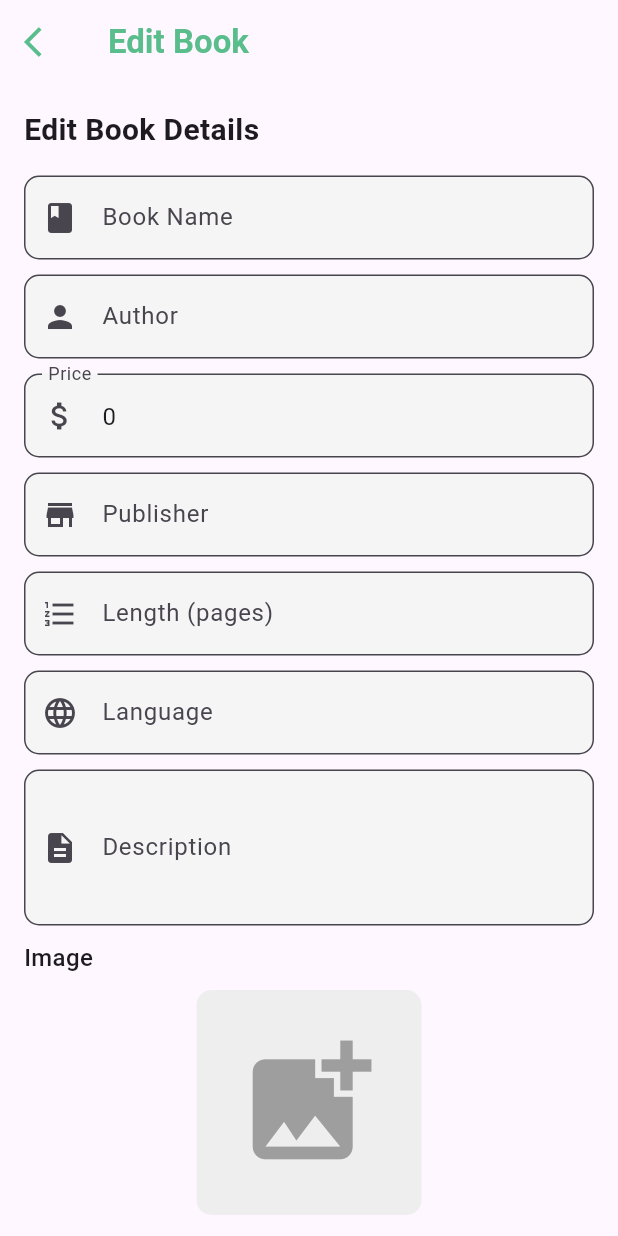
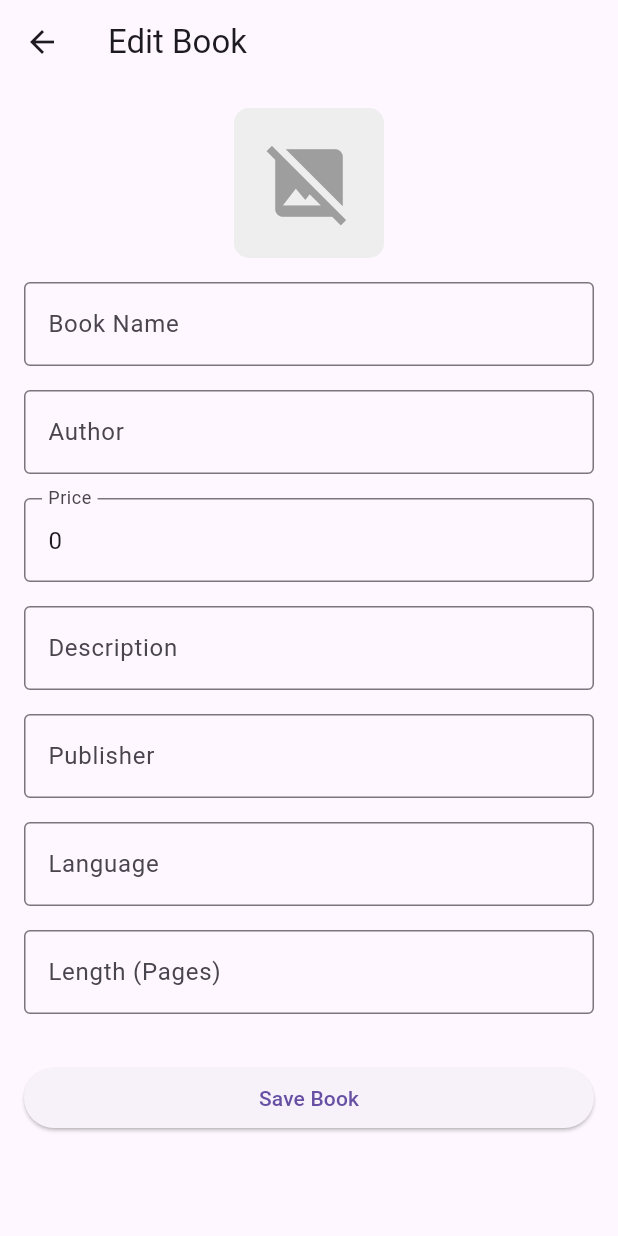
Before and after one commit to Syed-Sabeer/Book-Store-Flutter-App, a Flutter app: the EditBookPage screen opened directly with empty values, on a phone screen of 412 x 824 dp. Run offline on Flutter 3.47's test engine with Material 3 defaults, Android fonts, the phone set to English and light mode, and no system bars; our stand-ins replace cached_network_image, carousel_slider, cloud_firestore, firebase_auth, firebase_core, firebase_storage and 2 more; accounts and stored records are empty; network calls fail; Roboto replaces fonts that are missing (SF Pro Text).

Commit message:
new update

```diff
--- a/lib/admin/action/book_edit.dart
+++ b/lib/admin/action/book_edit.dart
@@ -1,12 +1,11 @@
 import 'package:flutter/material.dart';
-import 'dart:io'; // Import this to use File
-import 'package:image_picker/image_picker.dart'; // Import the image_picker package
-import '../../common/color_extenstion.dart';
+import 'package:image_picker/image_picker.dart';
+import 'dart:io';
 
 class EditBookPage extends StatefulWidget {
   final Map<String, dynamic> bookData;
 
-  const EditBookPage({super.key, required this.bookData});
+  const EditBookPage({Key? key, required this.bookData}) : super(key: key);
 
   @override
   _EditBookPageState createState() => _EditBookPageState();
@@ -18,23 +17,25 @@ class _EditBookPageState extends State<EditBookPage> {
   late TextEditingController _nameController;
   late TextEditingController _authorController;
   late TextEditingController _priceController;
+  late TextEditingController _descriptionController;
   late TextEditingController _publisherController;
+  late TextEditingController _languageController;
   late TextEditingController _lengthController;
-  late TextEditingController _languageController;
-  late TextEditingController _descriptionController;
-  File? _image; // This will store the selected image
+
+  File? _selectedImage;
 
   @override
   void initState() {
     super.initState();
 
-    _nameController = TextEditingController(text: widget.bookData['name']);
-    _authorController = TextEditingController(text: widget.bookData['author']);
-    _priceController = TextEditingController(text: widget.bookData['price'].toString());
-    _publisherController = TextEditingController(text: widget.bookData['publisher']);
-    _lengthController = TextEditingController(text: widget.bookData['length'].toString());
-    _languageController = TextEditingController(text: widget.bookData['language']);
-    _descriptionController = TextEditingController(text: widget.bookData['description']);
+    // Initialize text controllers with book data or fallback values
+    _nameController = TextEditingController(text: widget.bookData['name'] ?? '');
+    _authorController = TextEditingController(text: widget.bookData['author'] ?? '');
+    _priceController = TextEditingController(text: widget.bookData['price']?.toString() ?? '');
+    _descriptionController = TextEditingController(text: widget.bookData['description'] ?? '');
+    _publisherController = TextEditingController(text: widget.bookData['publisher'] ?? '');
+    _languageController = TextEditingController(text: widget.bookData['language'] ?? '');
+    _lengthController = TextEditingController(text: widget.bookData['length'] ?? '');
   }
 
   @override
@@ -42,30 +43,28 @@ class _EditBookPageState extends State<EditBookPage> {
     _nameController.dispose();
     _authorController.dispose();
     _priceController.dispose();
+    _descriptionController.dispose();
     _publisherController.dispose();
+    _languageController.dispose();
     _lengthController.dispose();
-    _languageController.dispose();
-    _descriptionController.dispose();
     super.dispose();
   }
 
   Future<void> _pickImage() async {
-    final ImagePicker picker = ImagePicker();
-    final XFile? pickedImage = await picker.pickImage(source: ImageSource.gallery);
+    final picker = ImagePicker();
+    final pickedImage = await picker.pickImage(source: ImageSource.gallery);
 
     if (pickedImage != null) {
       setState(() {
-        _image = File(pickedImage.path);
+        _selectedImage = File(pickedImage.path);
       });
     }
   }
 
-  void _saveChanges() {
-    if (_formKey.currentState?.validate() ?? false) {
-      // Handle save functionality here
-      ScaffoldMessenger.of(context).showSnackBar(
-        const SnackBar(content: Text('Book details updated successfully')),
-      );
+  void _saveBook() {
+    if (_formKey.currentState!.validate()) {
+      // Save book logic
+      print('Book saved');
     }
   }
 
@@ -73,133 +72,159 @@ class _EditBookPageState extends State<EditBookPage> {
   Widget build(BuildContext context) {
     return Scaffold(
       appBar: AppBar(
-        leading: IconButton(
-          onPressed: () {
-            Navigator.pop(context); // Navigate back to the previous page
-          },
-          icon: Icon(
-            Icons.arrow_back_ios,
-            color: TColor.primary,
-          ),
-        ),
-        title: Text(
-          "Edit Book",
-          style: TextStyle(
-            color: TColor.primary,
-            fontWeight: FontWeight.w600,
-            fontSize: 22,
-          ),
-        ),
-        backgroundColor: Colors.transparent,
-        elevation: 0,
+        title: Text('Edit Book'),
       ),
-      body: SingleChildScrollView(
+      body: Padding(
         padding: const EdgeInsets.all(16.0),
         child: Form(
           key: _formKey,
-          child: Column(
-            crossAxisAlignment: CrossAxisAlignment.start,
+          child: ListView(
             children: [
-              const Text(
-                'Edit Book Details',
-                style: TextStyle(fontSize: 20, fontWeight: FontWeight.w700),
-              ),
-              const SizedBox(height: 16),
-              _buildTextFormField(
-                controller: _nameController,
-                labelText: 'Book Name',
-                icon: Icons.book,
-              ),
-              const SizedBox(height: 10),
-              _buildTextFormField(
-                controller: _authorController,
-                labelText: 'Author',
-                icon: Icons.person,
-              ),
-              const SizedBox(height: 10),
-              _buildTextFormField(
-                controller: _priceController,
-                labelText: 'Price',
-                icon: Icons.attach_money,
-                keyboardType: TextInputType.number,
-              ),
-              const SizedBox(height: 10),
-              _buildTextFormField(
-                controller: _publisherController,
-                labelText: 'Publisher',
-                icon: Icons.store,
-              ),
-              const SizedBox(height: 10),
-              _buildTextFormField(
-                controller: _lengthController,
-                labelText: 'Length (pages)',
-                icon: Icons.format_list_numbered,
-                keyboardType: TextInputType.number,
-              ),
-              const SizedBox(height: 10),
-              _buildTextFormField(
-                controller: _languageController,
-                labelText: 'Language',
-                icon: Icons.language,
-              ),
-              const SizedBox(height: 10),
-              _buildTextFormField(
-                controller: _descriptionController,
-                labelText: 'Description',
-                icon: Icons.description,
-                maxLines: 3,
-              ),
-              const SizedBox(height: 10),
-
-              // Image Picker Section
-              const Text(
-                'Image',
-                style: TextStyle(fontSize: 16, fontWeight: FontWeight.w500),
-              ),
-              const SizedBox(height: 10),
               Center(
                 child: GestureDetector(
                   onTap: _pickImage,
-                  child: _image != null
-                      ? Image.file(
-                    _image!,
-                    width: 150,
-                    height: 150,
-                    fit: BoxFit.cover,
-                  )
-                      : Container(
-                    width: 150,
-                    height: 150,
+                  child: Container(
+                    height: 100,
+                    width: 100,
                     decoration: BoxDecoration(
+                      borderRadius: BorderRadius.circular(10),
                       color: Colors.grey[200],
+                    ),
+                    child: _selectedImage != null
+                        ? ClipRRect(
                       borderRadius: BorderRadius.circular(10),
-                    ),
-                    child: const Icon(
-                      Icons.add_photo_alternate,
+                      child: Image.file(
+                        _selectedImage!,
+                        fit: BoxFit.cover,
+                      ),
+                    )
+                        : widget.bookData["img"] != null
+                        ? ClipRRect(
+                      borderRadius: BorderRadius.circular(10),
+                      child: Image.network(
+                        widget.bookData["img"],
+                        fit: BoxFit.cover,
+                        errorBuilder: (context, error, stackTrace) {
+                          return const Icon(
+                            Icons.image_not_supported,
+                            size: 60,
+                            color: Colors.grey,
+                          );
+                        },
+                      ),
+                    )
+                        : const Icon(
+                      Icons.image,
+                      size: 60,
                       color: Colors.grey,
-                      size: 100,
                     ),
                   ),
                 ),
               ),
-              const SizedBox(height: 20),
-
-              Center(
-                child: ElevatedButton(
-                  onPressed: _saveChanges,
-                  style: ElevatedButton.styleFrom(
-                    foregroundColor: Colors.white,
-                    backgroundColor: TColor.primary,
-                    padding: const EdgeInsets.symmetric(horizontal: 20, vertical: 12),
-                    shape: RoundedRectangleBorder(
-                      borderRadius: BorderRadius.circular(30),
-                    ),
-                  ),
-                  child: const Text(
-                    "Save Changes",
-                    style: TextStyle(fontSize: 16),
-                  ),
+              const SizedBox(height: 16.0),
+              TextFormField(
+                controller: _nameController,
+                decoration: InputDecoration(
+                  labelText: 'Book Name',
+                  border: OutlineInputBorder(),
                 ),
+                validator: (value) {
+                  if (value == null || value.isEmpty) {
+                    return 'Please enter the book name';
+                  }
+                  return null;
+                },
+              ),
+              const SizedBox(height: 16.0),
+              TextFormField(
+                controller: _authorController,
+                decoration: InputDecoration(
+                  labelText: 'Author',
+                  border: OutlineInputBorder(),
+                ),
+                validator: (value) {
+                  if (value == null || value.isEmpty) {
+                    return 'Please enter the author';
+                  }
+                  return null;
+                },
+              ),
+              const SizedBox(height: 16.0),
+              TextFormField(
+                controller: _priceController,
+                decoration: InputDecoration(
+                  labelText: 'Price',
+                  border: OutlineInputBorder(),
+                ),
+                keyboardType: TextInputType.number,
+                validator: (value) {
+                  if (value == null || value.isEmpty) {
+                    return 'Please enter the price';
+                  }
+                  return null;
+                },
+              ),
+              const SizedBox(height: 16.0),
+              TextFormField(
+                controller: _descriptionController,
+                decoration: InputDecoration(
+                  labelText: 'Description',
+                  border: OutlineInputBorder(),
+                ),
+                validator: (value) {
+                  if (value == null || value.isEmpty) {
+                    return 'Please enter the description';
+                  }
+                  return null;
+                },
+              ),
+              const SizedBox(height: 16.0),
+              TextFormField(
+                controller: _publisherController,
+                decoration: InputDecoration(
+                  labelText: 'Publisher',
+                  border: OutlineInputBorder(),
+                ),
+                validator: (value) {
+                  if (value == null || value.isEmpty) {
+                    return 'Please enter the publisher';
+                  }
+                  return null;
+                },
+              ),
+              const SizedBox(height: 16.0),
+              TextFormField(
+                controller: _languageController,
+                decoration: InputDecoration(
+                  labelText: 'Language',
+                  border: OutlineInputBorder(),
+                ),
+                validator: (value) {
+                  if (value == null || value.isEmpty) {
+                    return 'Please enter the language';
+                  }
+                  return null;
+                },
+              ),
+              const SizedBox(height: 16.0),
+              TextFormField(
+                controller: _lengthController,
+                decoration: InputDecoration(
+                  labelText: 'Length (Pages)',
+                  border: OutlineInputBorder(),
+                ),
+                keyboardType: TextInputType.number,
+                validator: (value) {
+                  if (value == null || value.isEmpty) {
+                    return 'Please enter the book length';
+                  }
+                  return null;
+                },
+              ),
+              const SizedBox(height: 32.0),
+              ElevatedButton(
+                onPressed: _saveBook,
+                child: Text('Save Book'),
               ),
             ],
           ),
@@ -207,33 +232,4 @@ class _EditBookPageState extends State<EditBookPage> {
       ),
     );
   }
-
-  Widget _buildTextFormField({
-    required TextEditingController controller,
-    required String labelText,
-    required IconData icon,
-    TextInputType keyboardType = TextInputType.text,
-    int maxLines = 1,
-  }) {
-    return TextFormField(
-      controller: controller,
-      keyboardType: keyboardType,
-      maxLines: maxLines,
-      decoration: InputDecoration(
-        labelText: labelText,
-        prefixIcon: Icon(icon),
-        border: OutlineInputBorder(
-          borderRadius: BorderRadius.circular(10),
-        ),
-        filled: true,
-        fillColor: Colors.grey[100],
-      ),
-      validator: (value) {
-        if (value == null || value.isEmpty) {
-          return 'Please enter $labelText';
-        }
-        return null;
-      },
-    );
-  }
 }
```
Also changed, not shown: lib/admin/action/book_add.dart (+34 -21 lines), lib/admin/action/book_view.dart (+23 -62 lines), lib/admin/list/book_list_view.dart (+89 -67 lines).
